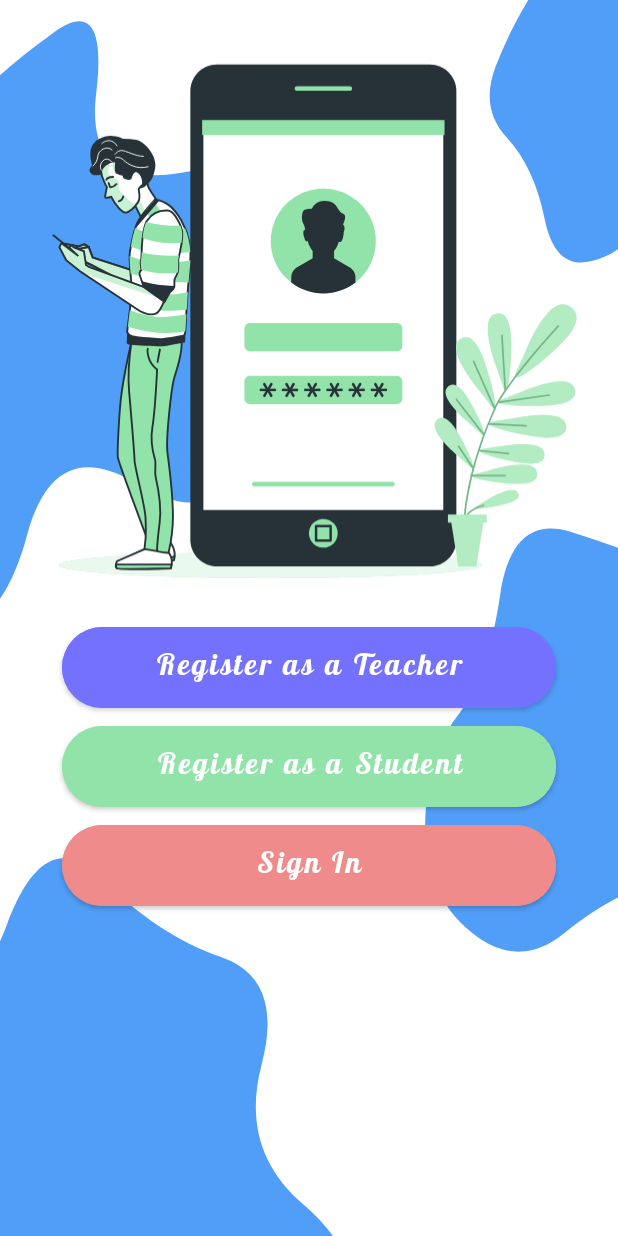
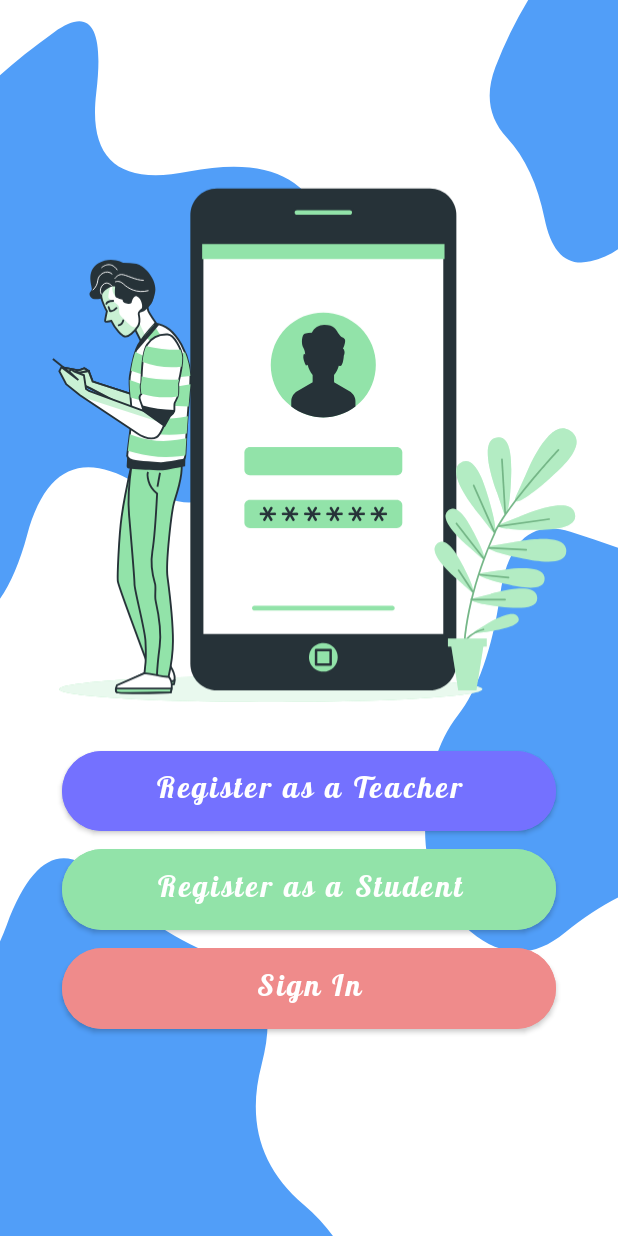
Before and after one commit to rjhaye/Club-Informant, an Android app: the screen it shows after launch (MainActivity), on a phone screen of 412 x 824 dp. Run offline under Robolectric (Android 15) with nearby library versions, the phone set to English and light mode, and no system bars.

Commit message:
Main Layout

```diff
--- a/app/src/main/res/layout/activity_main.xml
+++ b/app/src/main/res/layout/activity_main.xml
@@ -7,7 +7,12 @@
     android:background="@drawable/background"
     tools:context=".MainActivity">
 
-
+    <androidx.constraintlayout.widget.Guideline
+        android:layout_width="wrap_content"
+        android:layout_height="wrap_content"
+        app:layout_constraintGuide_percent=".1"
+        android:id="@+id/top_guideline"
+        android:orientation="horizontal"/>
     <ImageView
         android:id="@+id/iv_main_image"
         android:layout_width="0dp"
@@ -18,7 +23,8 @@
         app:layout_constraintHeight_percent=".50"
         app:layout_constraintStart_toStartOf="parent"
         app:layout_constraintWidth_percent=".9"
-        tools:layout_editor_absoluteY="3dp" />
+        app:layout_constraintTop_toTopOf="@+id/top_guideline"
+        />
 
     <com.google.android.material.button.MaterialButton
         android:id="@+id/btn_register_as_a_teacher"
@@ -68,7 +74,7 @@
         app:layout_constraintEnd_toEndOf="parent"
         app:layout_constraintHeight_percent=".08"
         app:layout_constraintStart_toStartOf="parent"
-        app:layout_constraintWidth_percent=".8"
-        app:layout_constraintTop_toBottomOf="@id/btn_register_as_a_student"/>
+        app:layout_constraintTop_toBottomOf="@id/btn_register_as_a_student"
+        app:layout_constraintWidth_percent=".8" />
 
 </androidx.constraintlayout.widget.ConstraintLayout>
```
